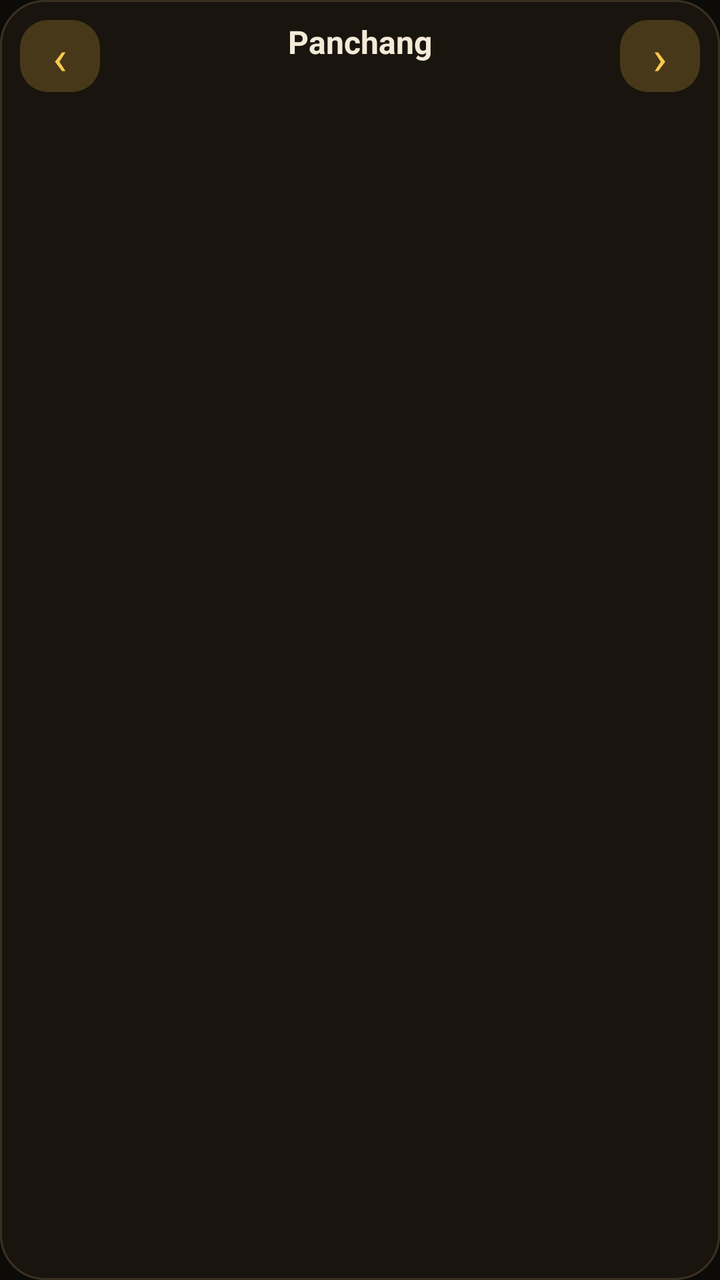
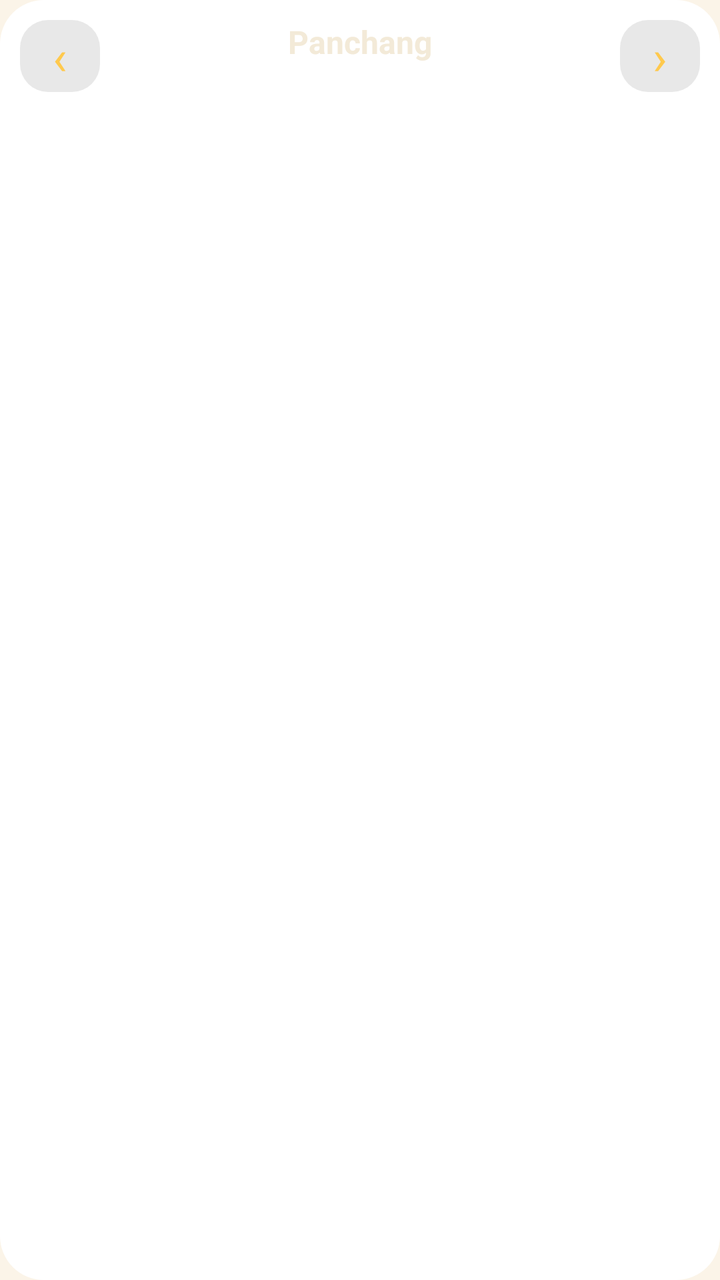

Two renders of the same Android screen: before a commit and after it. Below are the layout's source before the change and the commit's diff.
<!-- AndroidManifest.xml: application theme Panchang -->
<!-- res/layout/widget_month.xml -->
<?xml version="1.0" encoding="utf-8"?>
<LinearLayout xmlns:android="http://schemas.android.com/apk/res/android" android:id="@+id/root"
    android:layout_width="match_parent" android:layout_height="match_parent" android:orientation="vertical"
    android:background="@drawable/wbg_dark" android:padding="10dp">
    <LinearLayout android:layout_width="match_parent" android:layout_height="wrap_content" android:orientation="horizontal" android:gravity="center_vertical">
        <TextView android:id="@+id/prev" android:layout_width="40dp" android:layout_height="36dp" android:gravity="center" android:text="‹" android:textSize="24sp" android:textColor="#FFC94D" android:background="@drawable/btn_round" />
        <LinearLayout android:id="@+id/mhead" android:layout_width="0dp" android:layout_height="wrap_content" android:layout_weight="1" android:orientation="vertical" android:gravity="center">
            <TextView android:id="@+id/mTitle" android:layout_width="wrap_content" android:layout_height="wrap_content" android:textSize="16sp" android:textStyle="bold" android:textColor="#F3EAD8" android:text="Panchang" />
            <TextView android:id="@+id/mSub" android:layout_width="wrap_content" android:layout_height="wrap_content" android:textSize="11sp" android:textColor="#FFC94D" android:maxLines="1" android:ellipsize="end" />
        </LinearLayout>
        <TextView android:id="@+id/next" android:layout_width="40dp" android:layout_height="36dp" android:gravity="center" android:text="›" android:textSize="24sp" android:textColor="#FFC94D" android:background="@drawable/btn_round" />
    </LinearLayout>
    <LinearLayout android:id="@+id/wdrow" android:layout_width="match_parent" android:layout_height="wrap_content" android:orientation="horizontal" android:layout_marginTop="6dp" />
    <LinearLayout android:id="@+id/grid" android:layout_width="match_parent" android:layout_height="0dp" android:layout_weight="1" android:orientation="vertical" />
</LinearLayout>
<!-- resources referenced by this layout -->
<resources>
  <!-- drawable btn_round (drawable) -->
  <shape xmlns:android="http://schemas.android.com/apk/res/android" android:shape="rectangle"><solid android:color="#33FFC94D" /><corners android:radius="14dp" /></shape>
  <!-- drawable wbg_dark (drawable) -->
  <shape xmlns:android="http://schemas.android.com/apk/res/android" android:shape="rectangle">
      <solid android:color="#F01A150E" /><corners android:radius="22dp" /><stroke android:width="1dp" android:color="#3A3022" />
  </shape>
  <style name="Panchang" parent="@android:style/Theme.Material.NoActionBar">
          <item name="android:windowBackground">@color/bg</item>
          <item name="android:colorAccent">#FFC94D</item>
      </style>
  <color name="bg">#0D0B08</color>
</resources>

<!-- the commit's change to res/layout/widget_month.xml (unified diff, before → after) -->
@@ -1,7 +1,8 @@
 <?xml version="1.0" encoding="utf-8"?>
-<LinearLayout xmlns:android="http://schemas.android.com/apk/res/android" android:id="@+id/root"
-    android:layout_width="match_parent" android:layout_height="match_parent" android:orientation="vertical"
-    android:background="@drawable/wbg_dark" android:padding="10dp">
+<FrameLayout xmlns:android="http://schemas.android.com/apk/res/android" android:id="@+id/root" android:layout_width="match_parent" android:layout_height="match_parent">
+    <ImageView android:id="@+id/bgimg" android:layout_width="match_parent" android:layout_height="match_parent" android:src="@drawable/wbg" android:scaleType="fitXY" />
+<LinearLayout     android:layout_width="match_parent" android:layout_height="match_parent" android:orientation="vertical"
+    android:padding="10dp">
     <LinearLayout android:layout_width="match_parent" android:layout_height="wrap_content" android:orientation="horizontal" android:gravity="center_vertical">
         <TextView android:id="@+id/prev" android:layout_width="40dp" android:layout_height="36dp" android:gravity="center" android:text="‹" android:textSize="24sp" android:textColor="#FFC94D" android:background="@drawable/btn_round" />
         <LinearLayout android:id="@+id/mhead" android:layout_width="0dp" android:layout_height="wrap_content" android:layout_weight="1" android:orientation="vertical" android:gravity="center">
@@ -13,3 +14,4 @@
     <LinearLayout android:id="@+id/wdrow" android:layout_width="match_parent" android:layout_height="wrap_content" android:orientation="horizontal" android:layout_marginTop="6dp" />
     <LinearLayout android:id="@+id/grid" android:layout_width="match_parent" android:layout_height="0dp" android:layout_weight="1" android:orientation="vertical" />
 </LinearLayout>
+</FrameLayout>
<!-- resource entries referenced after the edit -->
@@ -1,15 +1,15 @@
 <!-- resources referenced by this layout -->
 <resources>
   <!-- drawable btn_round (drawable) -->
-  <shape xmlns:android="http://schemas.android.com/apk/res/android" android:shape="rectangle"><solid android:color="#33FFC94D" /><corners android:radius="14dp" /></shape>
-  <!-- drawable wbg_dark (drawable) -->
+  <shape xmlns:android="http://schemas.android.com/apk/res/android" android:shape="rectangle"><solid android:color="#2E808080" /><corners android:radius="14dp" /></shape>
+  <!-- drawable wbg (drawable) -->
   <shape xmlns:android="http://schemas.android.com/apk/res/android" android:shape="rectangle">
-      <solid android:color="#F01A150E" /><corners android:radius="22dp" /><stroke android:width="1dp" android:color="#3A3022" />
+      <solid android:color="#FFFFFFFF" /><corners android:radius="22dp" />
   </shape>
   <style name="Panchang" parent="@android:style/Theme.Material.NoActionBar">
           <item name="android:windowBackground">@color/bg</item>
           <item name="android:colorAccent">#FFC94D</item>
       </style>
-  <color name="bg">#0D0B08</color>
+  <color name="bg">#FBF4E8</color>
 </resources>
 
